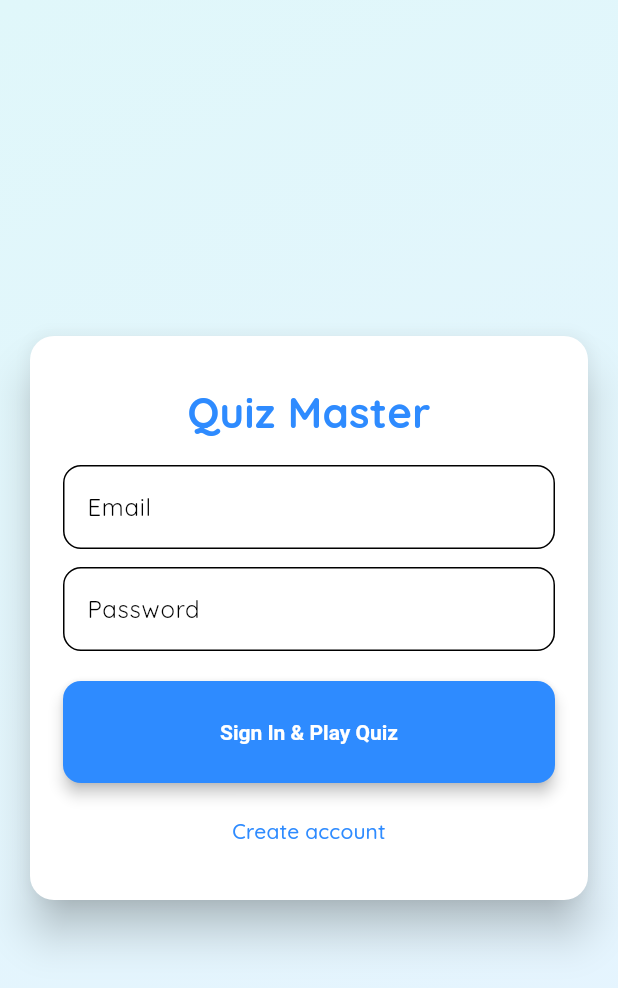
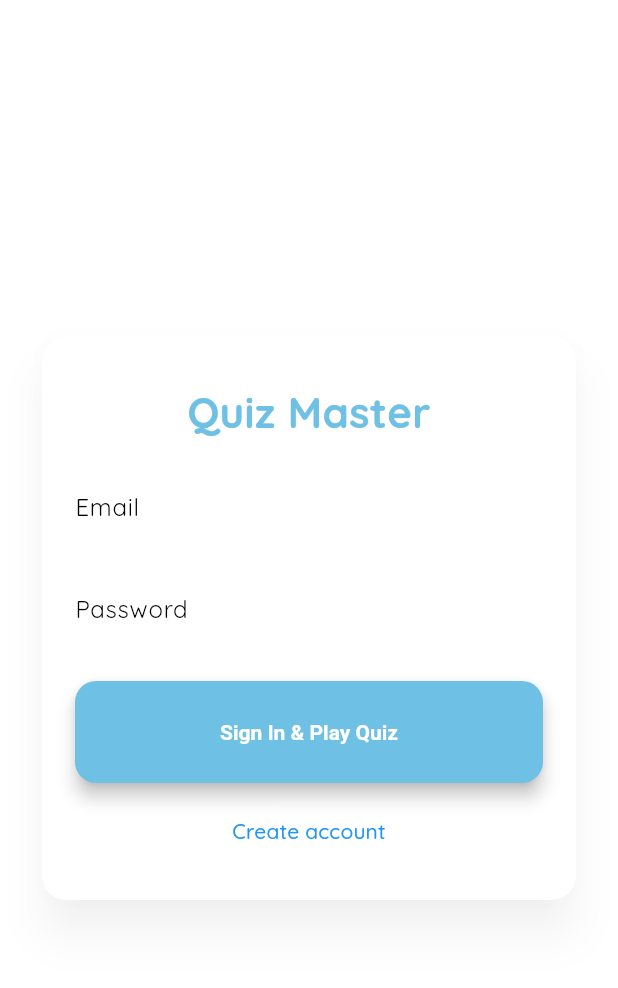
Before and after one commit to Azathulhu/SimpleFlutterGame, a Flutter app: the screen it shows after launch, on a phone screen of 412 x 824 dp. Shown: the top 988 px of the screen. Run offline on Flutter 3.47's test engine with Material 3 defaults, Android fonts, the phone set to English and light mode, and no system bars; our stand-ins replace confetti, fluttertoast, google_fonts, supabase_flutter; accounts and stored records are empty.

Commit message:
Update theme.dart

```diff
--- a/lib/theme.dart
+++ b/lib/theme.dart
@@ -1,103 +1,92 @@
 import 'dart:async';
-import 'dart:math';
 import 'package:flutter/material.dart';
+import 'package:flutter/scheduler.dart';
 import 'package:google_fonts/google_fonts.dart';
 
 class AppTheme {
-  // Palette
-  static const Color primary = Color(0xFF2E8BFF); // soft sky-blue
-  static const Color accent = Color(0xFF4DD0E1); // light blue-green
-  static const Color card = Colors.white;
-  static const Color scaffold = Color(0xFFF7FEFF);
+  static const Color primary = Color(0xFF6EC1E4); // soft blue
+  static const Color accent = Color(0xFF81E6D9);  // mint green
 
   static final ThemeData lightTheme = ThemeData(
-    brightness: Brightness.light,
+    useMaterial3: true,
+    scaffoldBackgroundColor: Colors.transparent,
     primaryColor: primary,
-    colorScheme: ColorScheme.fromSwatch(primarySwatch: Colors.indigo).copyWith(
-      primary: primary,
+    colorScheme: ColorScheme.fromSwatch(primarySwatch: Colors.blue).copyWith(
       secondary: accent,
-      background: scaffold,
     ),
-    scaffoldBackgroundColor: scaffold,
-    useMaterial3: true,
     textTheme: GoogleFonts.quicksandTextTheme(),
     elevatedButtonTheme: ElevatedButtonThemeData(
       style: ElevatedButton.styleFrom(
         backgroundColor: primary,
-        foregroundColor: Colors.white, // ensures text is visible
-        shape: RoundedRectangleBorder(borderRadius: BorderRadius.circular(12)),
-        elevation: 4,
+        foregroundColor: Colors.white,
+        textStyle: const TextStyle(fontWeight: FontWeight.w600),
+        shape: RoundedRectangleBorder(borderRadius: BorderRadius.circular(14)),
+        elevation: 5,
         padding: const EdgeInsets.symmetric(vertical: 14, horizontal: 20),
-        textStyle: const TextStyle(fontWeight: FontWeight.w600),
       ),
     ),
-    cardTheme: CardTheme(
-      color: card,
-      shape: RoundedRectangleBorder(borderRadius: BorderRadius.circular(16)),
-      elevation: 6,
-      margin: EdgeInsets.zero,
-    ),
-    inputDecorationTheme: InputDecorationTheme(
-      filled: true,
-      fillColor: Colors.white,
-      border: OutlineInputBorder(borderRadius: BorderRadius.circular(12)),
+    cardTheme: const CardThemeData(
+      elevation: 8,
+      margin: EdgeInsets.all(8),
+      surfaceTintColor: Colors.white,
+      shadowColor: Colors.black26,
+      shape: RoundedRectangleBorder(
+        borderRadius: BorderRadius.all(Radius.circular(14)),
+      ),
     ),
   );
 }
 
-/// Animated slow gradient background that can be placed behind pages.
-class AnimatedGradientBackground extends StatefulWidget {
-  final Widget? child;
-  const AnimatedGradientBackground({this.child, super.key});
+/// A calm animated background that slowly shifts colors between blue & green
+class AnimatedBackground extends StatefulWidget {
+  final Widget child;
+  const AnimatedBackground({super.key, required this.child});
 
   @override
-  State<AnimatedGradientBackground> createState() => _AnimatedGradientBackgroundState();
+  State<AnimatedBackground> createState() => _AnimatedBackgroundState();
 }
 
-class _AnimatedGradientBackgroundState extends State<AnimatedGradientBackground> {
-  // list of palette pairs to cycle through slowly
-  final List<List<Color>> palettes = [
-    [Color(0xFFe6feff), Color(0xFFd9f7f6)],
-    [Color(0xFFd9f7f6), Color(0xFFe0f7fa)],
-    [Color(0xFFe0f7fa), Color(0xFFe6f4ff)],
-    [Color(0xFFe6f4ff), Color(0xFFe8f9ff)],
-  ];
-
-  int index = 0;
-  late Timer timer;
+class _AnimatedBackgroundState extends State<AnimatedBackground>
+    with SingleTickerProviderStateMixin {
+  late AnimationController _controller;
+  late Animation<Color?> _color1;
+  late Animation<Color?> _color2;
 
   @override
   void initState() {
     super.initState();
-    timer = Timer.periodic(const Duration(seconds: 6), (_) {
-      setState(() => index = (index + 1) % palettes.length);
-    });
+    _controller =
+        AnimationController(vsync: this, duration: const Duration(seconds: 8))
+          ..repeat(reverse: true);
+
+    _color1 = ColorTween(
+      begin: const Color(0xFFD7F9F8), // soft mint
+      end: const Color(0xFFB3E5FC),   // light sky blue
+    ).animate(CurvedAnimation(parent: _controller, curve: Curves.easeInOut));
+
+    _color2 = ColorTween(
+      begin: const Color(0xFFE1F5FE), // bluish white
+      end: const Color(0xFFCCF2F4),   // light green
+    ).animate(CurvedAnimation(parent: _controller, curve: Curves.easeInOut));
   }
 
   @override
   void dispose() {
-    timer.cancel();
+    _controller.dispose();
     super.dispose();
   }
 
   @override
   Widget build(BuildContext context) {
-    final colors = palettes[index];
-    final next = palettes[(index + 1) % palettes.length];
-    return TweenAnimationBuilder<double>(
-      tween: Tween(begin: 0.0, end: 1.0),
-      duration: const Duration(seconds: 6),
-      curve: Curves.easeInOut,
-      builder: (context, t, _) {
-        // lerp colors
-        final c1 = Color.lerp(colors[0], next[0], t)!;
-        final c2 = Color.lerp(colors[1], next[1], t)!;
+    return AnimatedBuilder(
+      animation: _controller,
+      builder: (context, _) {
         return Container(
           decoration: BoxDecoration(
             gradient: LinearGradient(
+              colors: [_color1.value!, _color2.value!],
               begin: Alignment.topLeft,
               end: Alignment.bottomRight,
-              colors: [c1, c2],
             ),
           ),
           child: widget.child,
@@ -107,105 +96,93 @@ class _AnimatedGradientBackgroundState extends State<AnimatedGradientBackground>
   }
 }
 
-/// Shows a subtle ripple circle at each tap location — works globally when placed over content.
-class GlobalTapRipple extends StatefulWidget {
+/// A ripple animation that appears wherever the user taps
+class RippleTouchEffect extends StatefulWidget {
   final Widget child;
-  const GlobalTapRipple({required this.child, super.key});
+  const RippleTouchEffect({super.key, required this.child});
 
   @override
-  State<GlobalTapRipple> createState() => _GlobalTapRippleState();
+  State<RippleTouchEffect> createState() => _RippleTouchEffectState();
 }
 
-class _Ripple {
-  Offset pos;
-  DateTime start;
-  _Ripple(this.pos) : start = DateTime.now();
-}
+class _RippleTouchEffectState extends State<RippleTouchEffect> {
+  Offset? _tapPosition;
+  double _rippleRadius = 0;
+  bool _isRippling = false;
+  Timer? _timer;
 
-class _GlobalTapRippleState extends State<GlobalTapRipple> with TickerProviderStateMixin {
-  final List<_Ripple> ripples = [];
-  late Ticker _ticker;
+  void _startRipple(Offset position) {
+    setState(() {
+      _tapPosition = position;
+      _rippleRadius = 0;
+      _isRippling = true;
+    });
 
-  @override
-  void initState() {
-    super.initState();
-    _ticker = createTicker((_) {
-      // remove ripples older than 700ms
-      ripples.removeWhere((r) => DateTime.now().difference(r.start) > const Duration(milliseconds: 700));
-      if (mounted) setState(() {});
+    _timer?.cancel();
+    _timer = Timer.periodic(const Duration(milliseconds: 16), (timer) {
+      setState(() => _rippleRadius += 20);
+      if (_rippleRadius > 300) {
+        _isRippling = false;
+        timer.cancel();
+      }
     });
-    _ticker.start();
   }
 
   @override
   void dispose() {
-    _ticker.dispose();
+    _timer?.cancel();
     super.dispose();
-  }
-
-  void _handleTap(TapDownDetails d) {
-    final local = d.localPosition;
-    setState(() => ripples.add(_Ripple(local)));
   }
 
   @override
   Widget build(BuildContext context) {
     return GestureDetector(
+      onTapDown: (details) => _startRipple(details.localPosition),
       behavior: HitTestBehavior.translucent,
-      onTapDown: _handleTap,
       child: Stack(
         children: [
           widget.child,
-          // render ripples
-          IgnorePointer(
-            child: CustomPaint(
-              painter: _RipplePainter(ripples),
-              size: Size.infinite,
+          if (_isRippling && _tapPosition != null)
+            Positioned(
+              left: _tapPosition!.dx - _rippleRadius / 2,
+              top: _tapPosition!.dy - _rippleRadius / 2,
+              child: AnimatedOpacity(
+                opacity: _isRippling ? 0.3 : 0.0,
+                duration: const Duration(milliseconds: 400),
+                child: Container(
+                  width: _rippleRadius,
+                  height: _rippleRadius,
+                  decoration: const BoxDecoration(
+                    shape: BoxShape.circle,
+                    color: Colors.white54,
+                  ),
+                ),
+              ),
             ),
-          ),
         ],
       ),
     );
   }
 }
 
-class _RipplePainter extends CustomPainter {
-  final List<_Ripple> ripples;
-  _RipplePainter(this.ripples);
-  @override
-  void paint(Canvas canvas, Size size) {
-    final now = DateTime.now();
-    for (final r in ripples) {
-      final dt = now.difference(r.start).inMilliseconds;
-      final progress = dt / 700.0;
-      final radius = 20 + progress * 80;
-      final alpha = (150 * (1 - progress)).clamp(0, 150).toInt();
-      final paint = Paint()..color = Color.fromARGB(alpha, 46, 139, 255);
-      canvas.drawCircle(r.pos, radius, paint);
-    }
-  }
-
-  @override
-  bool shouldRepaint(covariant _RipplePainter old) => true;
-}
-
-/// Small animated scale button wrapper
+/// Tap scale animation for buttons
 class ScaleOnTap extends StatefulWidget {
   final Widget child;
   final void Function()? onTap;
-  final double downScale;
-  const ScaleOnTap({required this.child, this.onTap, this.downScale = 0.96, super.key});
+  const ScaleOnTap({required this.child, this.onTap, super.key});
 
   @override
   State<ScaleOnTap> createState() => _ScaleOnTapState();
 }
 
-class _ScaleOnTapState extends State<ScaleOnTap> with SingleTickerProviderStateMixin {
+class _ScaleOnTapState extends State<ScaleOnTap>
+    with SingleTickerProviderStateMixin {
   double scale = 1.0;
+
   @override
   Widget build(BuildContext context) {
     return GestureDetector(
-      onTapDown: (_) => setState(() => scale = widget.downScale),
+      onTapDown: (_) => setState(() => scale = 0.96),
       onTapUp: (_) {
         setState(() => scale = 1.0);
         widget.onTap?.call();
```
